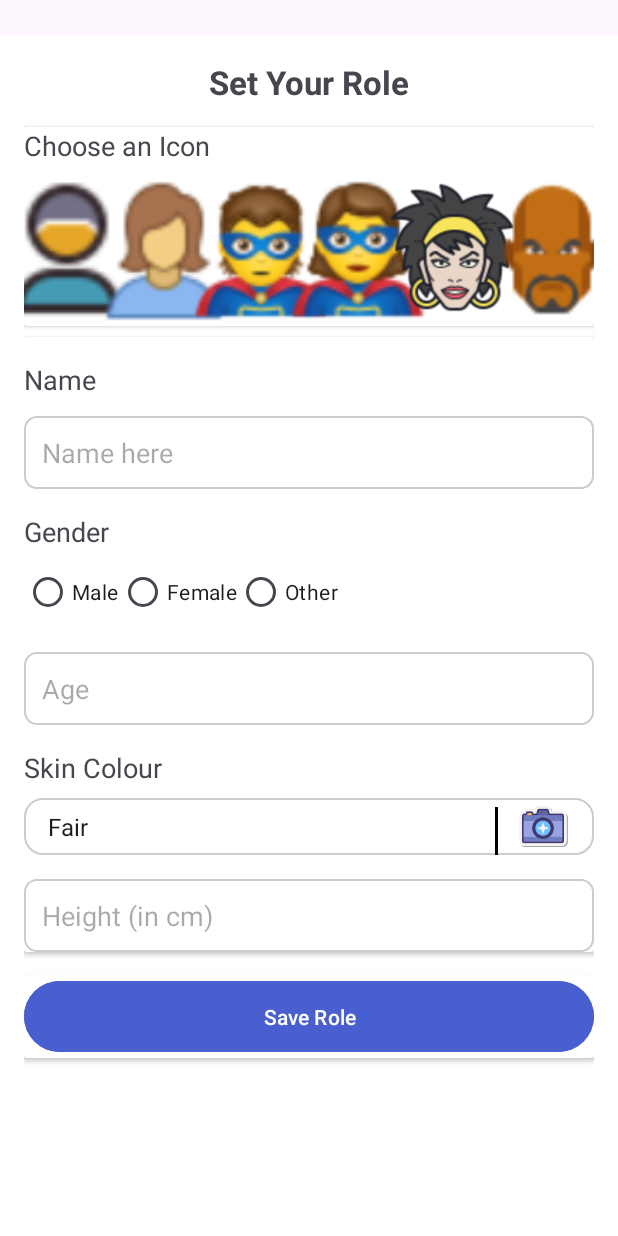
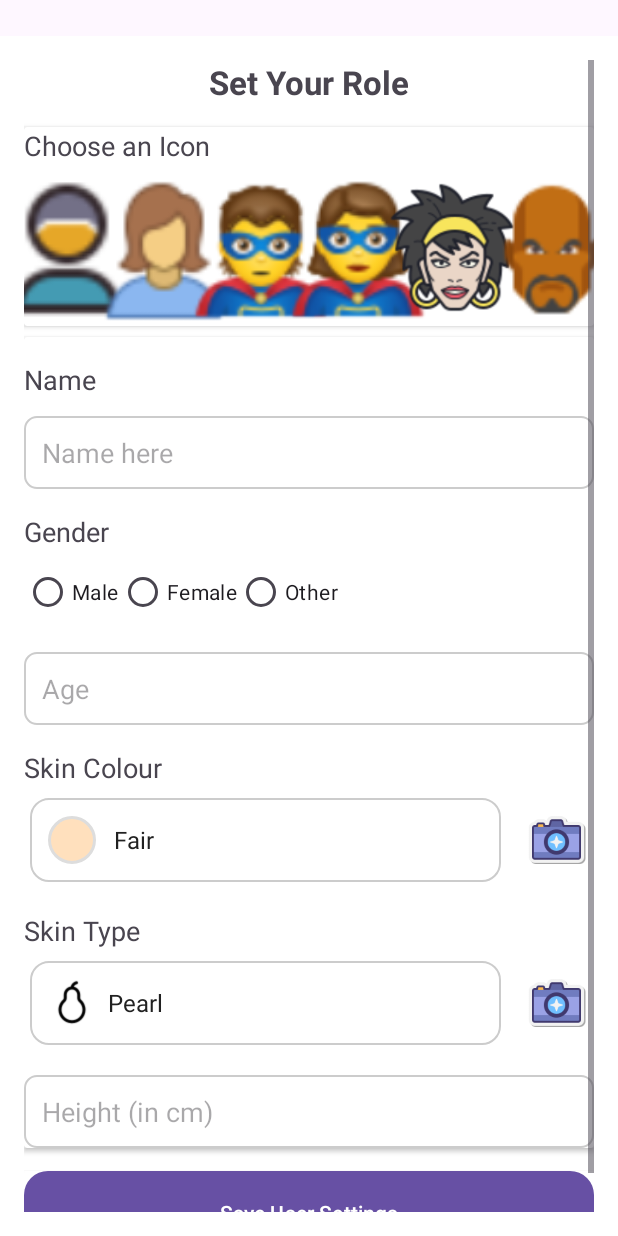
Before and after one commit to miday-vishalkeshari/Dressify_android, an Android app: the RoleSettingActivity screen opened directly, with no data from a screen before it, on a phone screen of 412 x 824 dp. Run offline under Robolectric (Android 15) with nearby library versions, the light colour scheme and no system bars.

Commit message:
Backup19 skin type added and refined skin colour precision

```diff
--- a/app/src/main/java/com/example/dressify/PhotoPreviewActivity.kt
+++ b/app/src/main/java/com/example/dressify/PhotoPreviewActivity.kt
@@ -3,6 +3,7 @@ package com.example.dressify
 import android.annotation.SuppressLint
 import android.graphics.BitmapFactory
 import android.graphics.Color
+import android.graphics.drawable.GradientDrawable
 import android.os.Bundle
 import android.view.MotionEvent
 import android.widget.ImageView
@@ -11,6 +12,8 @@ import android.widget.Toast
 import android.view.View
 import androidx.appcompat.app.AppCompatActivity
 import androidx.core.graphics.get
+import android.graphics.Matrix
+
 
 class PhotoPreviewActivity : AppCompatActivity() {
 
@@ -34,33 +37,47 @@ class PhotoPreviewActivity : AppCompatActivity() {
             val bitmap = BitmapFactory.decodeByteArray(byteArray, 0, byteArray.size)
             imageView.setImageBitmap(bitmap)
 
-            imageView.setOnTouchListener { _, event ->
+            imageView.setOnTouchListener { v, event ->
                 if (event.action == MotionEvent.ACTION_DOWN) {
-                    val imageViewBitmap = (imageView.drawable as android.graphics.drawable.BitmapDrawable).bitmap
+                    val drawable = imageView.drawable ?: return@setOnTouchListener true
+                    val bitmap = (drawable as android.graphics.drawable.BitmapDrawable).bitmap
 
-                    val scaleX = imageViewBitmap.width.toFloat() / imageView.width
-                    val scaleY = imageViewBitmap.height.toFloat() / imageView.height
+                    val imageMatrix = imageView.imageMatrix
+                    val values = FloatArray(9)
+                    imageMatrix.getValues(values)
 
-                    val x = (event.x * scaleX).toInt()
-                    val y = (event.y * scaleY).toInt()
+                    val scaleX = values[Matrix.MSCALE_X]
+                    val scaleY = values[Matrix.MSCALE_Y]
+                    val transX = values[Matrix.MTRANS_X]
+                    val transY = values[Matrix.MTRANS_Y]
 
-                    if (x in 0 until imageViewBitmap.width && y in 0 until imageViewBitmap.height) {
-                        val pixelColor = imageViewBitmap[x, y]
+                    val touchX = (event.x - transX) / scaleX
+                    val touchY = (event.y - transY) / scaleY
+
+                    val x = touchX.toInt()
+                    val y = touchY.toInt()
+
+                    if (x in 0 until bitmap.width && y in 0 until bitmap.height) {
+                        val pixelColor = bitmap.getPixel(x, y)
                         val hexColor = String.format("#%06X", 0xFFFFFF and pixelColor)
-
-                        Toast.makeText(this, "Color: $hexColor", Toast.LENGTH_SHORT).show()
 
                         // Move and show marker
                         touchMarker.translationX = event.x - touchMarker.width / 2
                         touchMarker.translationY = event.y - touchMarker.height / 2
                         touchMarker.visibility = ImageView.VISIBLE
 
-                        // Update color preview tile
-                        selectedColorView.setBackgroundColor(pixelColor)
+                        // Set color to circular view with border
+                        val drawableCircle = GradientDrawable().apply {
+                            shape = GradientDrawable.OVAL
+                            setColor(pixelColor)
+                            setStroke(4, Color.parseColor("#DDDDDD"))
+                        }
+                        selectedColorView.background = drawableCircle
                     }
                 }
                 true
             }
+
         }
     }
 }
--- a/app/src/main/java/com/example/dressify/RoleSettingActivity.kt
+++ b/app/src/main/java/com/example/dressify/RoleSettingActivity.kt
@@ -22,6 +22,7 @@ class RoleSettingActivity : AppCompatActivity() {
     private lateinit var iconGridView: GridView
     private var selectedIconResId: Int? = null
     private lateinit var skinColourSpinner: Spinner
+    private lateinit var skinTypeSpinner: Spinner
     private lateinit var scrollView: ScrollView
     private lateinit var cameraLauncher: ActivityResultLauncher<Intent>
 
@@ -50,12 +51,38 @@ class RoleSettingActivity : AppCompatActivity() {
             Toast.makeText(this, "Selected icon: $selectedIconResId", Toast.LENGTH_SHORT).show()
         }
 
-        // Spinner setup
+
         skinColourSpinner = findViewById(R.id.skinColourSpinner)
+        // Skin colours and their corresponding hex values
         val skinColours = listOf("Fair", "Wheatish", "Dusky", "Dark")
-        val spinnerAdapter = ArrayAdapter(this, android.R.layout.simple_spinner_item, skinColours)
-        spinnerAdapter.setDropDownViewResource(android.R.layout.simple_spinner_dropdown_item)
+        val skinColourHexCodes = listOf(
+            0xFFFFE0BD.toInt(), // Fair
+            0xFFEECD9C.toInt(), // Wheatish
+            0xFFBE8C63.toInt(), // Dusky
+            0xFF8D5524.toInt()  // Dark
+        )
+
+        // Initialize skin type spinner
+        skinTypeSpinner = findViewById(R.id.skinTypeSpinner)
+        // Skin types list
+        val skinTypes = listOf("Pearl", "Apple", "Rectangle")
+
+        // Corresponding icons (drawable resource IDs)
+        val skinTypeIcons = listOf(
+            R.drawable.ic_pearl, // Replace with actual drawable resource IDs
+            R.drawable.ic_apple,
+            R.drawable.ic_rectangle
+        )
+
+        // Use the custom adapter for the spinner
+        val skinTypeSpinnerAdapter = SkinTypeAdapter(this, skinTypes,skinTypeIcons)
+        skinTypeSpinner.adapter = skinTypeSpinnerAdapter
+
+
+
+        val spinnerAdapter = SkinColourAdapter(this, skinColours, skinColourHexCodes)
         skinColourSpinner.adapter = spinnerAdapter
+
 
         // Focus listeners on EditTexts
         val nameEditText = findViewById<EditText>(R.id.editTextName)
@@ -101,8 +128,8 @@ class RoleSettingActivity : AppCompatActivity() {
 
 
         // Camera icon click listener
-        val cameraIcon = findViewById<ImageView>(R.id.cameraIcon)
-        cameraIcon.setOnClickListener {
+        val cameraIconSkinColour = findViewById<ImageView>(R.id.cameraIconSkinColour)
+        cameraIconSkinColour.setOnClickListener {
             // Check runtime camera permission
             if (ContextCompat.checkSelfPermission(this, Manifest.permission.CAMERA)
                 != PackageManager.PERMISSION_GRANTED
--- /dev/null
+++ b/app/src/main/java/com/example/dressify/SkinColourAdapter.kt
@@ -0,0 +1,41 @@
+package com.example.dressify
+
+import android.content.Context
+import android.view.LayoutInflater
+import android.view.View
+import android.view.ViewGroup
+import android.widget.ArrayAdapter
+import android.widget.TextView
+import android.widget.ImageView
+import android.graphics.drawable.GradientDrawable
+
+class SkinColourAdapter(
+    context: Context,
+    private val colours: List<String>,
+    private val colourHexCodes: List<Int>
+) : ArrayAdapter<String>(context, 0, colours) {
+
+    override fun getView(position: Int, convertView: View?, parent: ViewGroup): View {
+        return createItemView(position, convertView, parent)
+    }
+
+    override fun getDropDownView(position: Int, convertView: View?, parent: ViewGroup): View {
+        return createItemView(position, convertView, parent)
+    }
+
+    private fun createItemView(position: Int, convertView: View?, parent: ViewGroup): View {
+        val view = convertView ?: LayoutInflater.from(context).inflate(R.layout.spinner_skin_colour_item, parent, false)
+
+        val swatch = view.findViewById<View>(R.id.colourSwatch)
+        val text = view.findViewById<TextView>(R.id.colourName)
+
+        // Set colour
+        val bgDrawable = swatch.background as GradientDrawable
+        bgDrawable.setColor(colourHexCodes[position])
+
+        // Set text
+        text.text = colours[position]
+
+        return view
+    }
+}
--- /dev/null
+++ b/app/src/main/java/com/example/dressify/SkinTypeAdapter.kt
@@ -0,0 +1,44 @@
+package com.example.dressify
+
+import android.content.Context
+import android.view.LayoutInflater
+import android.view.View
+import android.view.ViewGroup
+import android.widget.ArrayAdapter
+import android.widget.ImageView
+import android.widget.TextView
+
+class SkinTypeAdapter(
+    context: Context,
+    private val skinTypes: List<String>, // List of skin types
+    private val skinTypeIcons: List<Int> // List of drawable icons corresponding to the skin types
+) : ArrayAdapter<String>(context, R.layout.spinner_skin_type_item, skinTypes) {
+
+    override fun getView(position: Int, convertView: View?, parent: ViewGroup): View {
+        // Get the default view and customize it
+        val view = convertView ?: LayoutInflater.from(context).inflate(R.layout.spinner_skin_type_item, parent, false)
+
+        val iconImageView = view.findViewById<ImageView>(R.id.skinTypeIcon)
+        val textView = view.findViewById<TextView>(R.id.skinTypeText)
+
+        // Set icon and text for the current position
+        iconImageView.setImageResource(skinTypeIcons[position])
+        textView.text = skinTypes[position]
+
+        return view
+    }
+
+    override fun getDropDownView(position: Int, convertView: View?, parent: ViewGroup): View {
+        // Get the dropdown view and customize it
+        val view = convertView ?: LayoutInflater.from(context).inflate(R.layout.spinner_skin_type_item, parent, false)
+
+        val iconImageView = view.findViewById<ImageView>(R.id.skinTypeIcon)
+        val textView = view.findViewById<TextView>(R.id.skinTypeText)
+
+        // Set icon and text for the dropdown view
+        iconImageView.setImageResource(skinTypeIcons[position])
+        textView.text = skinTypes[position]
+
+        return view
+    }
+}
--- /dev/null
+++ b/app/src/main/res/drawable/circle_shape.xml
@@ -0,0 +1,10 @@
+<?xml version="1.0" encoding="utf-8"?>
+<shape xmlns:android="http://schemas.android.com/apk/res/android"
+    android:shape="oval">
+
+    <solid android:color="#FFFFFF"/> <!-- default color -->
+
+    <stroke
+        android:width="2dp"
+        android:color="#DDDDDD"/> <!-- subtle border -->
+</shape>
--- a/app/src/main/res/layout/activity_photo_preview.xml
+++ b/app/src/main/res/layout/activity_photo_preview.xml
@@ -28,16 +28,17 @@
             android:orientation="vertical">
 
             <!-- Instruction Text (Vertical alignment on top) -->
+
             <TextView
                 android:id="@+id/instructionText"
                 android:layout_width="wrap_content"
                 android:layout_height="wrap_content"
+                android:layout_marginBottom="8dp"
+                android:gravity="center"
                 android:text="Tap anywhere to pick a color"
+                android:textColor="#212121"
                 android:textSize="16sp"
-                android:textColor="#212121"
-                android:textStyle="bold"
-                android:layout_marginBottom="8dp"
-                android:gravity="center" />
+                android:textStyle="bold" />
 
             <LinearLayout
                 android:layout_width="wrap_content"
@@ -61,8 +62,9 @@
                 android:layout_width="36dp"
                 android:layout_height="36dp"
                 android:layout_marginStart="12dp"
-                android:background="@drawable/circle_background"
+                android:background="@drawable/circle_shape"
                 android:elevation="4dp" />
+
             </LinearLayout>
         </LinearLayout>
     </LinearLayout>
@@ -109,7 +111,7 @@
         android:text="Auto Detect Color"
         android:layout_gravity="center"
         android:layout_marginTop="16dp"
-        android:background="#8049E6"
+        android:background="@drawable/all_rounded_corners"
         android:textColor="#FFFFFF"
         android:elevation="4dp"
         android:padding="12dp"
--- a/app/src/main/res/layout/activity_role_setting.xml
+++ b/app/src/main/res/layout/activity_role_setting.xml
@@ -140,42 +140,72 @@
                     android:text="Skin Colour"
                     android:textSize="18sp"
                     android:layout_marginTop="16dp"
-                    android:layout_marginBottom="8dp" />
+                    android:layout_marginBottom="4dp" />
 
-                <RelativeLayout
+                <LinearLayout
                     android:layout_width="match_parent"
-                    android:layout_height="wrap_content">
+                    android:layout_height="wrap_content"
+                    android:orientation="horizontal"
+                    android:padding="4dp"
+                    android:gravity="center_vertical">
 
                     <!-- Spinner for skin colour selection -->
                     <Spinner
                         android:id="@+id/skinColourSpinner"
-                        android:layout_width="match_parent"
+                        android:layout_width="0dp"
                         android:layout_height="wrap_content"
-                        android:layout_alignParentStart="true"
-                        android:layout_alignParentTop="true"
+                        android:layout_weight="1"
+                        android:spinnerMode="dropdown"
                         android:background="@drawable/spinner_bg"
-                        android:padding="8dp" />
+                        android:padding="4dp" />
 
-                    <!-- Divider (separator) below the Spinner -->
-                    <View
-                        android:layout_width="2dp"
-                        android:layout_height="32dp"
-                        android:layout_alignParentTop="true"
-                        android:layout_alignParentBottom="true"
-                        android:layout_marginEnd="12dp"
-                        android:layout_toStartOf="@+id/cameraIcon"
-                        android:background="#000000" /> <!-- Added marginTop to separate divider -->
 
                     <!-- Camera icon positioned at the right -->
                     <ImageView
-                        android:id="@+id/cameraIcon"
+                        android:id="@+id/cameraIconSkinColour"
                         android:src="@drawable/ic_camera"
-                        android:layout_width="36dp"
-                        android:layout_height="36dp"
-                        android:layout_alignParentEnd="true"
-                        android:layout_centerVertical="true"
-                        android:layout_marginEnd="16dp" />
-                </RelativeLayout>
+                        android:layout_marginStart="16dp"
+                        android:layout_width="42dp"
+                        android:layout_height="42dp" />
+                </LinearLayout>
+
+
+                <TextView
+                    android:layout_width="wrap_content"
+                    android:layout_height="wrap_content"
+                    android:text="Skin Type"
+                    android:textSize="18sp"
+                    android:layout_marginTop="16dp"
+                    android:layout_marginBottom="4dp" />
+
+                <LinearLayout
+                    android:layout_width="match_parent"
+                    android:layout_height="wrap_content"
+                    android:orientation="horizontal"
+                    android:padding="4dp"
+                    android:gravity="center_vertical">
+
+                    <!-- Spinner for skin type selection -->
+                    <Spinner
+                        android:id="@+id/skinTypeSpinner"
+                        android:layout_width="0dp"
+                        android:layout_height="wrap_content"
+                        android:layout_weight="1"
+                        android:spinnerMode="dropdown"
+                        android:background="@drawable/spinner_bg"
+                        android:padding="4dp" />
+
+
+                    <!-- Camera icon positioned at the right -->
+                    <ImageView
+                        android:id="@+id/cameraIconSkinType"
+                        android:src="@drawable/ic_camera"
+                        android:layout_marginStart="16dp"
+                        android:layout_width="42dp"
+                        android:layout_height="42dp" />
+                </LinearLayout>
+
+
 
                 <EditText
                     android:id="@+id/editTextHeight"
@@ -203,8 +233,8 @@
                 android:id="@+id/saveButton"
                 android:layout_width="match_parent"
                 android:layout_height="wrap_content"
-                android:text="Save Role"
-                android:backgroundTint="#495FD0"
+                android:text="Save User Settings"
+                android:background="@drawable/all_rounded_corners"
                 android:textColor="@color/white"
                 android:padding="14dp" />
         </androidx.cardview.widget.CardView>
--- /dev/null
+++ b/app/src/main/res/layout/spinner_skin_colour_item.xml
@@ -0,0 +1,26 @@
+<?xml version="1.0" encoding="utf-8"?>
+<LinearLayout
+    xmlns:android="http://schemas.android.com/apk/res/android"
+    android:layout_width="match_parent"
+    android:layout_height="wrap_content"
+    android:orientation="horizontal"
+    android:padding="8dp"
+    android:gravity="center_vertical">
+
+    <!-- Colour swatch -->
+    <View
+        android:id="@+id/colourSwatch"
+        android:layout_width="32dp"
+        android:layout_height="32dp"
+        android:layout_marginEnd="12dp"
+        android:background="@drawable/circle_shape"/>
+
+    <!-- Text -->
+    <TextView
+        android:id="@+id/colourName"
+        android:layout_width="wrap_content"
+        android:layout_height="wrap_content"
+        android:text="Fair"
+        android:textSize="16sp"
+        android:textColor="#212121"/>
+</LinearLayout>
--- /dev/null
+++ b/app/src/main/res/layout/spinner_skin_type_item.xml
@@ -0,0 +1,25 @@
+<?xml version="1.0" encoding="utf-8"?>
+<LinearLayout xmlns:android="http://schemas.android.com/apk/res/android"
+    android:layout_width="match_parent"
+    android:layout_height="wrap_content"
+    android:orientation="horizontal"
+    android:padding="8dp"
+    android:gravity="center_vertical">
+
+    <!-- Icon (ImageView) for skin type -->
+    <ImageView
+        android:id="@+id/skinTypeIcon"
+        android:layout_width="32dp"
+        android:layout_height="32dp"
+        android:src="@drawable/dummy_dress_icon"
+        android:layout_marginEnd="8dp" />
+
+    <!-- TextView for skin type name -->
+    <TextView
+        android:id="@+id/skinTypeText"
+        android:layout_width="wrap_content"
+        android:layout_height="wrap_content"
+        android:text="Skin Type"
+        android:textColor="#212121"
+        android:textSize="16sp" />
+</LinearLayout>
```
Also changed, not shown: app/src/main/res/drawable/ic_apple.png (added), app/src/main/res/drawable/ic_pearl.png (added), app/src/main/res/drawable/ic_rectangle.png (added).
